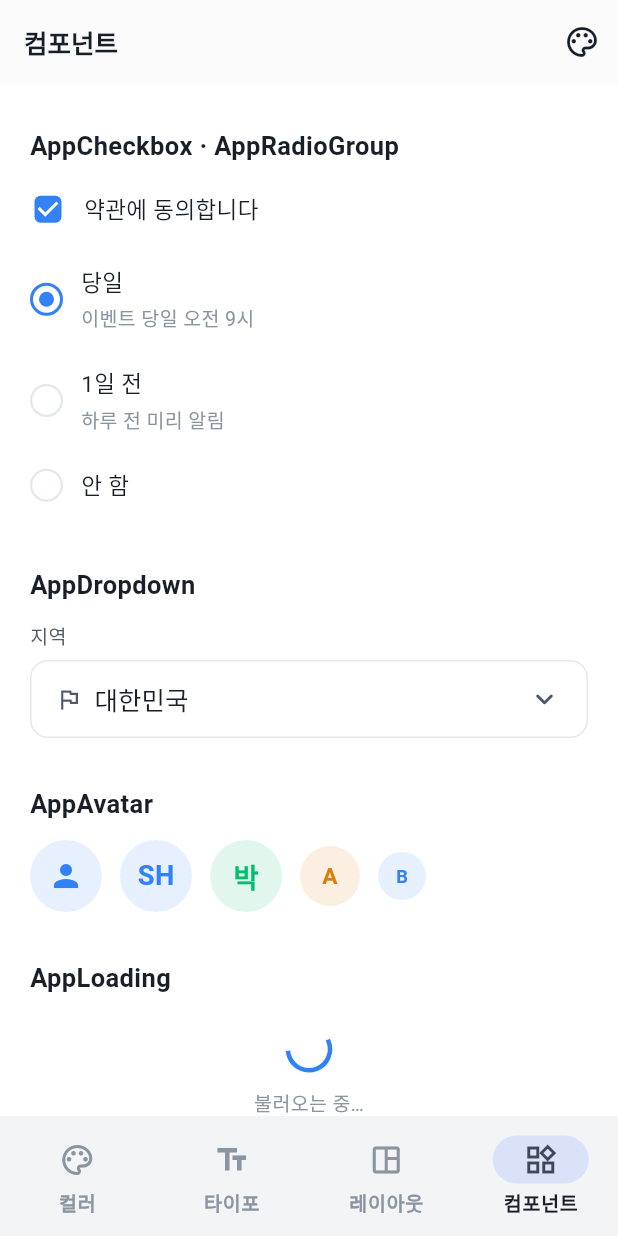
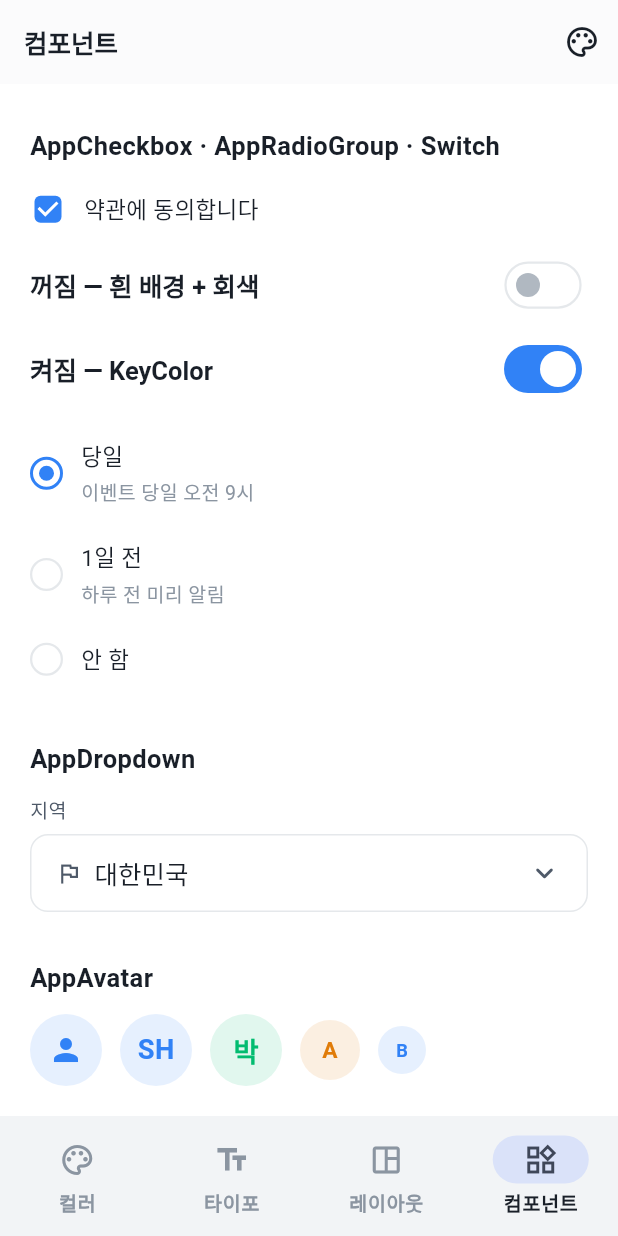
Before and after one commit to sungho8/Building-something-great, a Flutter app: the screen it shows after launch, item 4 of the bottom bar chosen, scrolled down 2304 dp, on a phone screen of 412 x 824 dp. Run offline on Flutter 3.47's test engine with Material 3 defaults, Android fonts, the phone set to English and light mode, and no system bars; our stand-ins replace flutter_colorpicker, flutter_local_notifications, flutter_riverpod, flutter_timezone, freezed_annotation, shared_preferences and 1 more; missing offline and left inert: home_widget; Roboto replaces fonts that are missing (packages/design_system/Pretendard).

Commit message:
style(design_system): Switch 테마 정립 — 꺼짐 흰색+회색, 켜짐 KeyColor
buildTheme에 SwitchThemeData 추가:
- 꺼짐: 흰 트랙(다크는 진회색) + 회색 테두리 + 회색 손잡이
- 켜짐: KeyColor(브랜드 primary) 트랙 + 흰 손잡이

Switch/SwitchListTile을 쓰는 모든 화면(dday 토글 3종 포함)에 자동 적용.
showcase 선택 컨트롤 섹션에 on/off 데모 추가.

analyze clean, 테스트 25개 통과.

Co-Authored-By: Claude Sonnet 5 <noreply@anthropic.com>

```diff
--- a/gallery/showcase/lib/views/components_view.dart
+++ b/gallery/showcase/lib/views/components_view.dart
@@ -311,7 +311,8 @@ class ComponentsView extends StatelessWidget {
 
         const SizedBox(height: AppSpacing.s32),
 
-        const Text('AppCheckbox · AppRadioGroup', style: AppTypography.heading1),
+        const Text('AppCheckbox · AppRadioGroup · Switch',
+            style: AppTypography.heading1),
 
         const SizedBox(height: AppSpacing.s12),
 
@@ -407,6 +408,10 @@ class _SelectionDemoState extends State<_SelectionDemo> {
   // 체크 여부
   bool _checked = true;
 
+  // 스위치 on/off (테마의 SwitchThemeData 확인용)
+  bool _switchOn = false;
+  bool _switchOn2 = true;
+
   // 라디오 선택값
   String _radio = 'onday';
 
@@ -419,6 +424,21 @@ class _SelectionDemoState extends State<_SelectionDemo> {
           value: _checked,
           label: '약관에 동의합니다',
           onChanged: (v) => setState(() => _checked = v),
+        ),
+
+        const SizedBox(height: AppSpacing.s4),
+
+        SwitchListTile(
+          contentPadding: EdgeInsets.zero,
+          value: _switchOn,
+          onChanged: (v) => setState(() => _switchOn = v),
+          title: const Text('꺼짐 — 흰 배경 + 회색'),
+        ),
+        SwitchListTile(
+          contentPadding: EdgeInsets.zero,
+          value: _switchOn2,
+          onChanged: (v) => setState(() => _switchOn2 = v),
+          title: const Text('켜짐 — KeyColor'),
         ),
 
         const SizedBox(height: AppSpacing.s8),
--- a/packages/design_system/lib/src/theme/app_theme.dart
+++ b/packages/design_system/lib/src/theme/app_theme.dart
@@ -107,6 +107,23 @@ ThemeData buildTheme(BrandConfig brand, Brightness brightness) {
         color: isLight ? AppSemantic.textTertiary : scheme.onSurfaceVariant,
       ),
     ),
+    // 꺼짐: 흰 트랙 + 회색 테두리·손잡이 / 켜짐: KeyColor 트랙 + 흰 손잡이.
+    switchTheme: SwitchThemeData(
+      trackColor: WidgetStateProperty.resolveWith((states) {
+        if (states.contains(WidgetState.selected)) return scheme.primary;
+        return isLight ? AppCommon.white : AppGrey.s700;
+      }),
+      trackOutlineColor: WidgetStateProperty.resolveWith((states) {
+        if (states.contains(WidgetState.selected)) return Colors.transparent;
+        return AppSemantic.border;
+      }),
+      trackOutlineWidth: const WidgetStatePropertyAll(1.5),
+      thumbColor: WidgetStateProperty.resolveWith((states) {
+        if (states.contains(WidgetState.selected)) return AppCommon.white;
+        return AppGrey.s400;
+      }),
+      overlayColor: WidgetStatePropertyAll(scheme.primary.withValues(alpha: 0.08)),
+    ),
     inputDecorationTheme: isLight
         ? InputDecorationTheme(
             filled: true,
```
